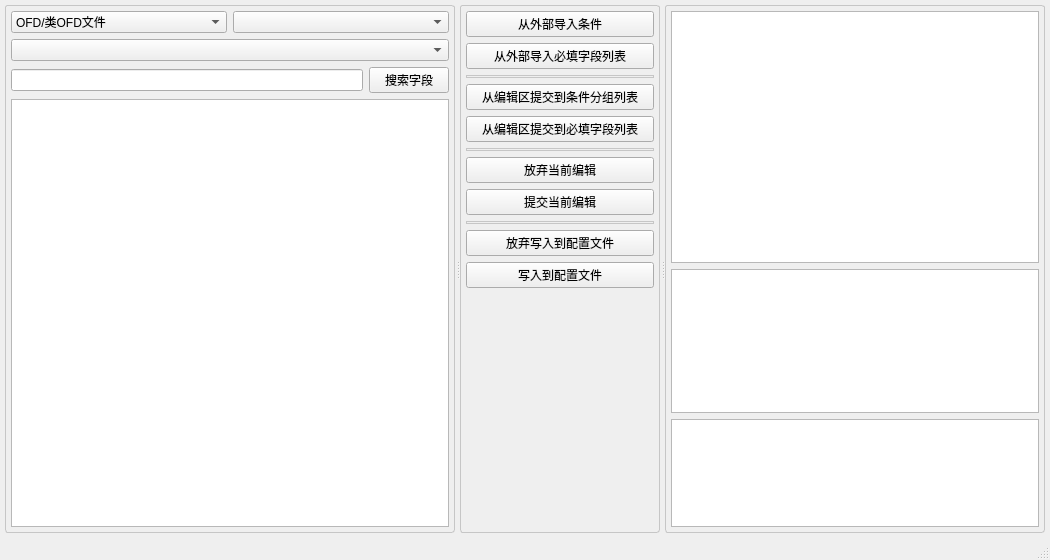
Before: the Qt Designer form src/formfieldcheckedittools.ui in cnldw/FinanceFileReader, drawn with Qt 5.
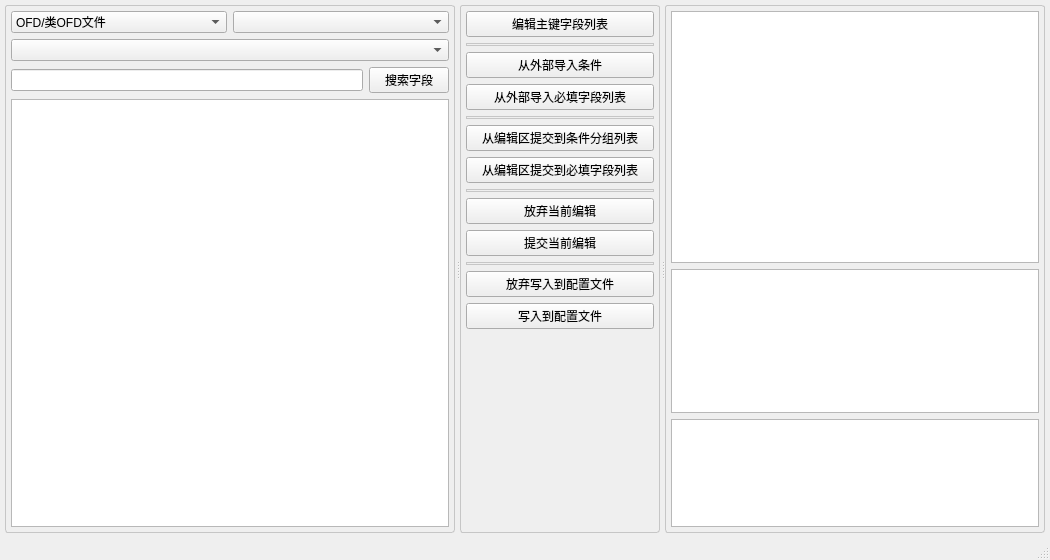
After: the same form once the commit is applied.

```diff
--- a/src/formfieldcheckedittools.ui
+++ b/src/formfieldcheckedittools.ui
@@ -196,6 +196,20 @@
         <property name="bottomMargin">
          <number>5</number>
         </property>
+        <item>
+         <widget class="QPushButton" name="pushButton_PrimaryKey">
+          <property name="text">
+           <string>编辑主键字段列表</string>
+          </property>
+         </widget>
+        </item>
+        <item>
+         <widget class="Line" name="line_2">
+          <property name="orientation">
+           <enum>Qt::Horizontal</enum>
+          </property>
+         </widget>
+        </item>
         <item>
          <widget class="QPushButton" name="pushButton_ImportCon">
           <property name="maximumSize">
```
Left out of the diff: 2 changed lines with no effect on the pictures.
